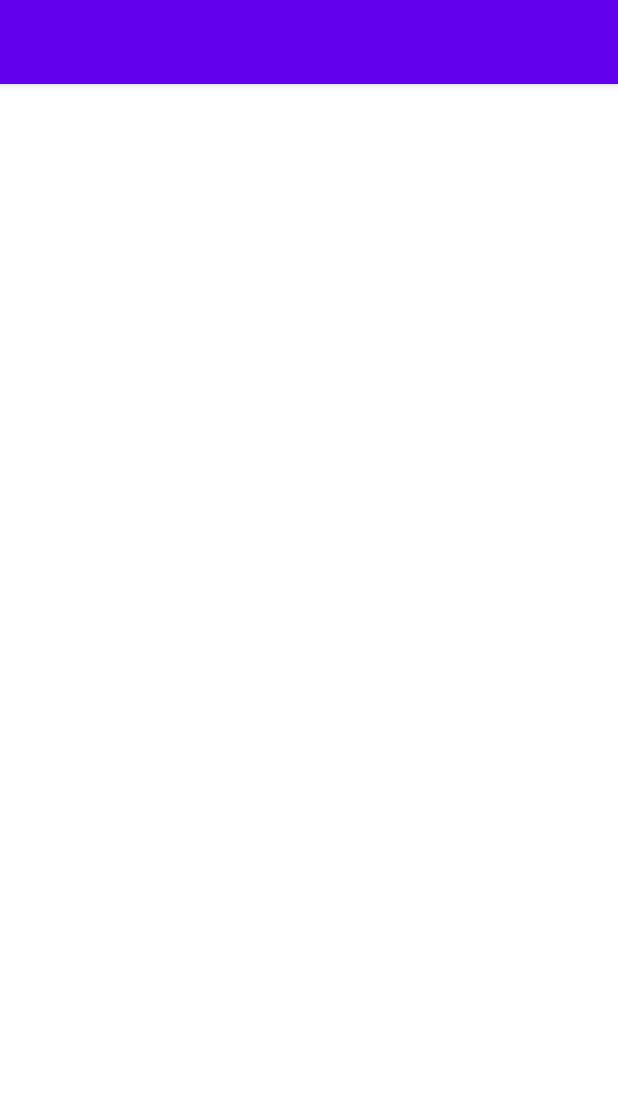
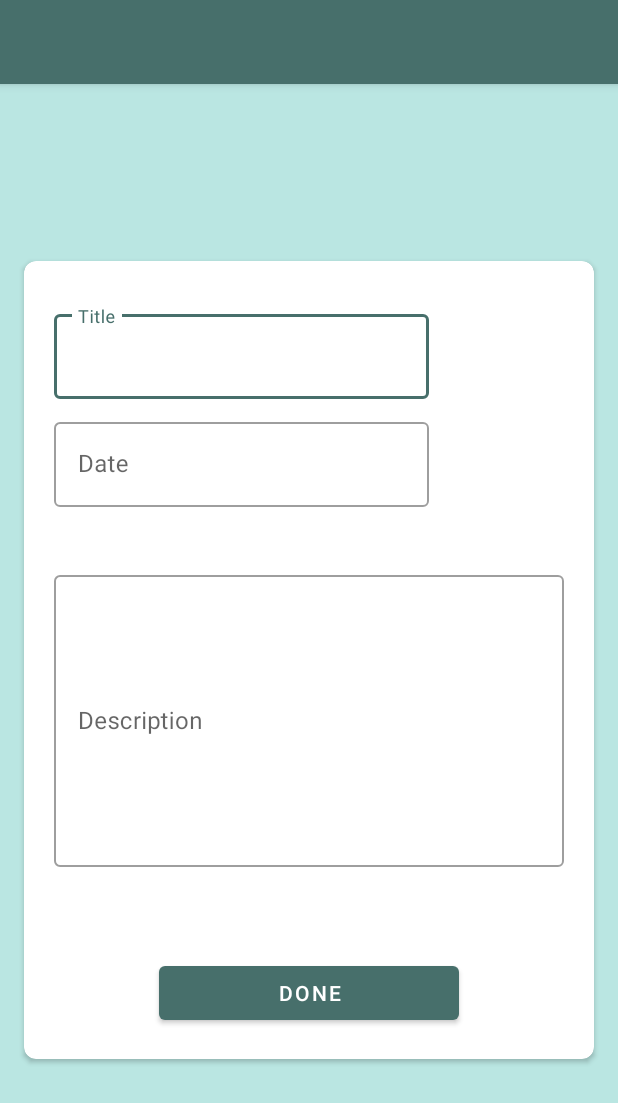
Before and after one commit to reem-altammami/ToDoListApp, an Android app: the screen it shows after launch (MainActivity), on a phone screen of 412 x 824 dp. Shown: the top 1103 px of the screen. Run offline under Robolectric (Android 15) with nearby library versions, the phone set to English and light mode, and no system bars.

Commit message:
(Add/Edit)Fragment

```diff
--- /dev/null
+++ b/app/src/main/java/com/example/todolistapp/AddEditeFragment.kt
@@ -0,0 +1,59 @@
+package com.example.todolistapp
+
+import android.os.Bundle
+import androidx.fragment.app.Fragment
+import android.view.LayoutInflater
+import android.view.View
+import android.view.ViewGroup
+
+// TODO: Rename parameter arguments, choose names that match
+// the fragment initialization parameters, e.g. ARG_ITEM_NUMBER
+private const val ARG_PARAM1 = "param1"
+private const val ARG_PARAM2 = "param2"
+
+/**
+ * A simple [Fragment] subclass.
+ * Use the [AddEditeFragment.newInstance] factory method to
+ * create an instance of this fragment.
+ */
+class AddEditeFragment : Fragment() {
+    // TODO: Rename and change types of parameters
+    private var param1: String? = null
+    private var param2: String? = null
+
+    override fun onCreate(savedInstanceState: Bundle?) {
+        super.onCreate(savedInstanceState)
+        arguments?.let {
+            param1 = it.getString(ARG_PARAM1)
+            param2 = it.getString(ARG_PARAM2)
+        }
+    }
+
+    override fun onCreateView(
+        inflater: LayoutInflater, container: ViewGroup?,
+        savedInstanceState: Bundle?
+    ): View? {
+        // Inflate the layout for this fragment
+        return inflater.inflate(R.layout.fragment_add_edite, container, false)
+    }
+
+    companion object {
+        /**
+         * Use this factory method to create a new instance of
+         * this fragment using the provided parameters.
+         *
+         * @param param1 Parameter 1.
+         * @param param2 Parameter 2.
+         * @return A new instance of fragment AddEditeFragment.
+         */
+        // TODO: Rename and change types and number of parameters
+        @JvmStatic
+        fun newInstance(param1: String, param2: String) =
+            AddEditeFragment().apply {
+                arguments = Bundle().apply {
+                    putString(ARG_PARAM1, param1)
+                    putString(ARG_PARAM2, param2)
+                }
+            }
+    }
+}
--- /dev/null
+++ b/app/src/main/res/layout/fragment_add_edite.xml
@@ -0,0 +1,90 @@
+<?xml version="1.0" encoding="utf-8"?>
+<androidx.constraintlayout.widget.ConstraintLayout
+    xmlns:android="http://schemas.android.com/apk/res/android"
+    android:layout_height="match_parent"
+    android:layout_width="match_parent"
+    android:background="#BAE6E2"
+    xmlns:app="http://schemas.android.com/apk/res-auto"
+    tools:context=".AddEditeFragment"
+    xmlns:tools="http://schemas.android.com/tools">
+    <androidx.cardview.widget.CardView
+        app:layout_constraintTop_toTopOf="parent"
+        app:layout_constraintBottom_toBottomOf="parent"
+        android:layout_width="match_parent"
+        android:layout_height="wrap_content"
+        android:layout_margin="16dp"
+        android:backgroundTint="@color/white"
+        app:cardCornerRadius="8dp">
+<androidx.constraintlayout.widget.ConstraintLayout
+    android:layout_width="match_parent"
+    android:layout_height="match_parent"
+    android:padding="20dp">
+    <com.google.android.material.textfield.TextInputLayout
+        android:id="@+id/fieldTitle"
+        android:layout_width="250dp"
+        android:hint="Title"
+        android:layout_height="wrap_content"
+        app:helperTextTextAppearance="@style/TextAppearance.MaterialComponents.Subtitle1"
+        app:layout_constraintTop_toTopOf="parent"
+        app:layout_constraintStart_toStartOf="parent"
+
+        android:layout_marginTop="10dp">
+        <com.google.android.material.textfield.TextInputEditText
+            android:id="@+id/text_input_edit_title"
+            android:layout_width="match_parent"
+            android:layout_height="match_parent"
+            android:inputType="text"
+            android:maxLines="1" />
+    </com.google.android.material.textfield.TextInputLayout>
+
+    <com.google.android.material.textfield.TextInputLayout
+        android:id="@+id/fieldDate"
+        android:layout_width="250dp"
+        android:hint="Date"
+        android:layout_height="wrap_content"
+        app:helperTextTextAppearance="@style/TextAppearance.MaterialComponents.Subtitle1"
+        app:layout_constraintTop_toBottomOf="@id/fieldTitle"
+        app:layout_constraintStart_toStartOf="parent"
+        app:layout_constraintStart_toEndOf="@id/fieldTitle"
+        android:layout_marginTop="10dp">
+
+        <com.google.android.material.textfield.TextInputEditText
+            android:id="@+id/text_input_edit_date"
+            android:layout_width="match_parent"
+            android:layout_height="match_parent"
+            android:inputType="date"
+            android:maxLines="1" />
+    </com.google.android.material.textfield.TextInputLayout>
+    <com.google.android.material.textfield.TextInputLayout
+        android:id="@+id/fieldDescription"
+        android:layout_width="0dp"
+        android:layout_height="200dp"
+        android:hint="Description"
+        app:helperTextTextAppearance="@style/TextAppearance.MaterialComponents.Subtitle1"
+        app:layout_constraintTop_toBottomOf="@id/fieldDate"
+        app:layout_constraintEnd_toEndOf="parent"
+        app:layout_constraintStart_toStartOf="parent"
+        android:scrollbars="vertical"
+        android:layout_marginTop="40dp"
+        >
+
+        <com.google.android.material.textfield.TextInputEditText
+            android:id="@+id/text_input_edit_description"
+            android:layout_width="match_parent"
+            android:layout_height="match_parent"
+            android:inputType="textMultiLine"
+             android:maxLines="8"/>
+    </com.google.android.material.textfield.TextInputLayout>
+    <Button
+        android:id="@+id/done"
+        android:text="Done"
+        app:layout_constraintStart_toStartOf="parent"
+        app:layout_constraintEnd_toEndOf="parent"
+        app:layout_constraintTop_toBottomOf="@id/fieldDescription"
+        android:layout_width="200dp"
+        android:layout_height="wrap_content"
+        android:layout_marginTop="60dp"
+        />
+</androidx.constraintlayout.widget.ConstraintLayout>
+    </androidx.cardview.widget.CardView>
+    </androidx.constraintlayout.widget.ConstraintLayout>
--- a/app/src/main/res/navigation/nav_graph.xml
+++ b/app/src/main/res/navigation/nav_graph.xml
@@ -3,11 +3,10 @@
     xmlns:app="http://schemas.android.com/apk/res-auto"
     xmlns:tools="http://schemas.android.com/tools"
     android:id="@+id/nav_graph"
-    app:startDestination="@id/taskListFragment">
-
+    app:startDestination="@id/addEditeFragment">
     <fragment
-        android:id="@+id/taskListFragment"
-        android:name="com.example.todolistapp.TaskListFragment"
-        android:label="fragment_task_list"
-        tools:layout="@layout/fragment_task_list" />
+        android:id="@+id/addEditeFragment"
+        android:name="com.example.todolistapp.AddEditeFragment"
+        android:label="fragment_add_edite"
+        tools:layout="@layout/fragment_add_edite" />
 </navigation>
--- a/app/src/main/res/values/themes.xml
+++ b/app/src/main/res/values/themes.xml
@@ -2,8 +2,8 @@
     <!-- Base application theme. -->
     <style name="Theme.ToDoListApp" parent="Theme.MaterialComponents.DayNight.DarkActionBar">
         <!-- Primary brand color. -->
-        <item name="colorPrimary">@color/purple_500</item>
-        <item name="colorPrimaryVariant">@color/purple_700</item>
+        <item name="colorPrimary">#476F6B</item>
+        <item name="colorPrimaryVariant">#37514F</item>
         <item name="colorOnPrimary">@color/white</item>
         <!-- Secondary brand color. -->
         <item name="colorSecondary">@color/teal_200</item>
@@ -12,5 +12,8 @@
         <!-- Status bar color. -->
         <item name="android:statusBarColor" tools:targetApi="l">?attr/colorPrimaryVariant</item>
         <!-- Customize your theme here. -->
+        <item name="textInputStyle">@style/Widget.MaterialComponents.TextInputLayout.OutlinedBox</item>
+
     </style>
+
 </resources>
```
